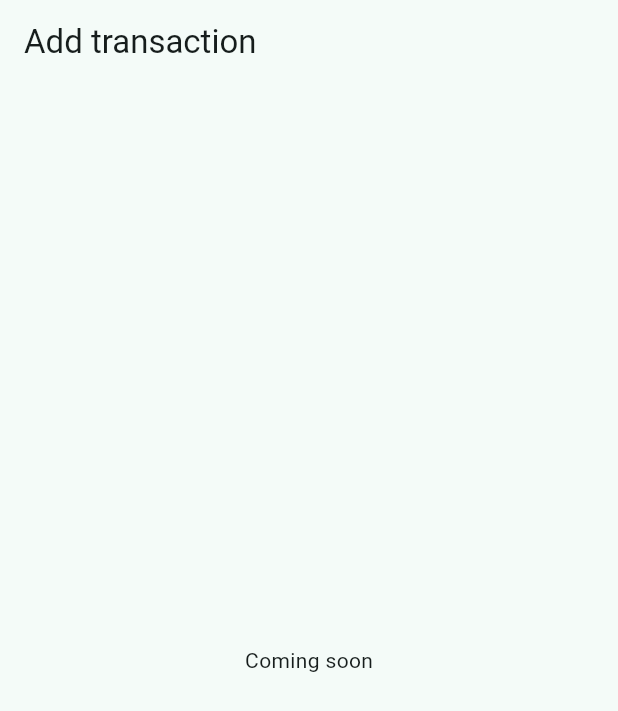
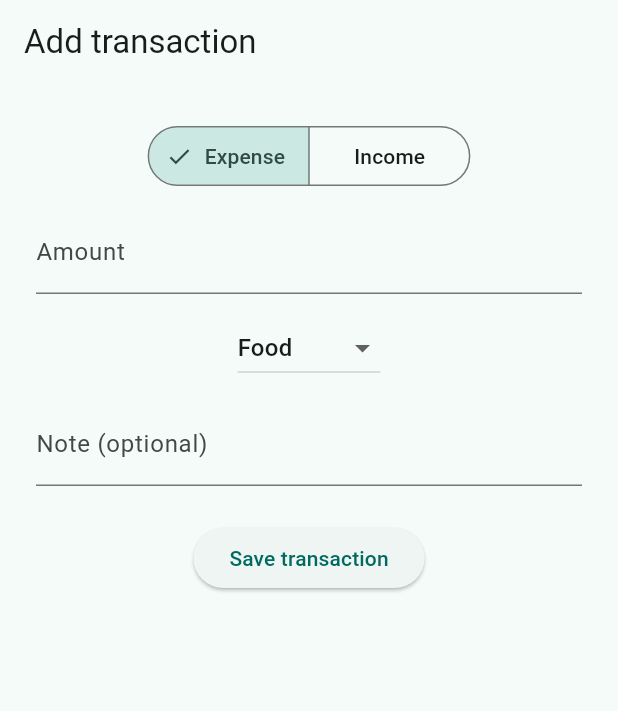
Before and after one commit to JuanDarquea/MoneyTracker, a Flutter app: the TransactionEntryScreen screen opened directly, on a phone screen of 412 x 824 dp. Shown: the top 711 px of the screen. Run offline on Flutter 3.47's test engine with Material 3 defaults, Android fonts, the phone set to English and light mode, and no system bars; our stand-ins replace dio, flutter_riverpod, supabase_flutter; accounts and stored records are empty.

Commit message:
feat: add transaction entry screen against published API contract
Co-Authored-By: Claude Sonnet 5 <noreply@anthropic.com>

```diff
--- /dev/null
+++ b/frontend/money_tracker_app/lib/features/transactions/models/transaction.dart
@@ -0,0 +1,23 @@
+class TransactionDraft {
+  TransactionDraft({
+    required this.categoryId,
+    required this.type,
+    required this.amount,
+    required this.occurredOn,
+    this.note,
+  });
+
+  final String categoryId;
+  final String type;
+  final String amount;
+  final String occurredOn;
+  final String? note;
+
+  Map<String, dynamic> toJson() => {
+        'category_id': categoryId,
+        'type': type,
+        'amount': amount,
+        'occurred_on': occurredOn,
+        if (note != null && note!.isNotEmpty) 'note': note,
+      };
+}
--- /dev/null
+++ b/frontend/money_tracker_app/lib/features/transactions/providers/transaction_provider.dart
@@ -0,0 +1,23 @@
+import 'package:flutter_riverpod/flutter_riverpod.dart';
+import 'package:flutter_riverpod/legacy.dart';
+
+import '../../../core/api_client.dart';
+import '../models/transaction.dart';
+
+final transactionEntryControllerProvider =
+    StateNotifierProvider<TransactionEntryController, AsyncValue<void>>((ref) {
+  return TransactionEntryController(ref.watch(apiClientProvider));
+});
+
+class TransactionEntryController extends StateNotifier<AsyncValue<void>> {
+  TransactionEntryController(this._apiClient) : super(const AsyncData(null));
+
+  final ApiClient _apiClient;
+
+  Future<void> submit(TransactionDraft draft) async {
+    state = const AsyncLoading();
+    state = await AsyncValue.guard(
+      () => _apiClient.dio.post('/transactions', data: draft.toJson()),
+    );
+  }
+}
--- a/frontend/money_tracker_app/lib/features/transactions/screens/transaction_entry_screen.dart
+++ b/frontend/money_tracker_app/lib/features/transactions/screens/transaction_entry_screen.dart
@@ -1,15 +1,95 @@
-// Temporary placeholder for Task 8 so login_screen.dart compiles. Task 9
-// replaces this file with the real transaction entry form/logic.
 import 'package:flutter/material.dart';
+import 'package:flutter_riverpod/flutter_riverpod.dart';
 
-class TransactionEntryScreen extends StatelessWidget {
+import '../models/transaction.dart';
+import '../providers/transaction_provider.dart';
+
+// M1 ships without category CRUD (M2) — the seeded defaults from the
+// backend migration are hardcoded here as a stopgap, matching the ids
+// Backend's Task 2 seed inserts in a fixed order won't be stable, so
+// this is placeholder UI wiring only: replace with a real category
+// fetch once GET /api/v1/categories exists in M2.
+const _placeholderCategories = <String>['Food', 'Transport', 'Housing', 'Salary'];
+
+class TransactionEntryScreen extends ConsumerStatefulWidget {
   const TransactionEntryScreen({super.key});
 
   @override
+  ConsumerState<TransactionEntryScreen> createState() => _TransactionEntryScreenState();
+}
+
+class _TransactionEntryScreenState extends ConsumerState<TransactionEntryScreen> {
+  final _amountController = TextEditingController();
+  final _noteController = TextEditingController();
+  String _type = 'expense';
+  String _category = _placeholderCategories.first;
+  DateTime _occurredOn = DateTime.now();
+
+  @override
   Widget build(BuildContext context) {
+    final entryState = ref.watch(transactionEntryControllerProvider);
+
     return Scaffold(
       appBar: AppBar(title: const Text('Add transaction')),
-      body: const Center(child: Text('Coming soon')),
+      body: Padding(
+        padding: const EdgeInsets.all(24),
+        child: Column(
+          children: [
+            SegmentedButton<String>(
+              key: const Key('type_toggle'),
+              segments: const [
+                ButtonSegment(value: 'expense', label: Text('Expense')),
+                ButtonSegment(value: 'income', label: Text('Income')),
+              ],
+              selected: {_type},
+              onSelectionChanged: (selection) => setState(() => _type = selection.first),
+            ),
+            const SizedBox(height: 12),
+            TextField(
+              key: const Key('amount_field'),
+              controller: _amountController,
+              decoration: const InputDecoration(labelText: 'Amount'),
+              keyboardType: const TextInputType.numberWithOptions(decimal: true),
+            ),
+            const SizedBox(height: 12),
+            DropdownButton<String>(
+              key: const Key('category_dropdown'),
+              value: _category,
+              items: _placeholderCategories
+                  .map((c) => DropdownMenuItem(value: c, child: Text(c)))
+                  .toList(),
+              onChanged: (value) => setState(() => _category = value ?? _category),
+            ),
+            const SizedBox(height: 12),
+            TextField(
+              key: const Key('note_field'),
+              controller: _noteController,
+              decoration: const InputDecoration(labelText: 'Note (optional)'),
+            ),
+            const SizedBox(height: 24),
+            if (entryState.hasError)
+              Text('Failed to save: ${entryState.error}', style: const TextStyle(color: Colors.red)),
+            ElevatedButton(
+              key: const Key('submit_button'),
+              onPressed: entryState.isLoading ? null : _submit,
+              child: entryState.isLoading
+                  ? const CircularProgressIndicator()
+                  : const Text('Save transaction'),
+            ),
+          ],
+        ),
+      ),
     );
   }
+
+  void _submit() {
+    final draft = TransactionDraft(
+      categoryId: _category,
+      type: _type,
+      amount: _amountController.text,
+      occurredOn: _occurredOn.toIso8601String().split('T').first,
+      note: _noteController.text,
+    );
+    ref.read(transactionEntryControllerProvider.notifier).submit(draft);
+  }
 }
```
Also changed, not shown: 2 other files.
